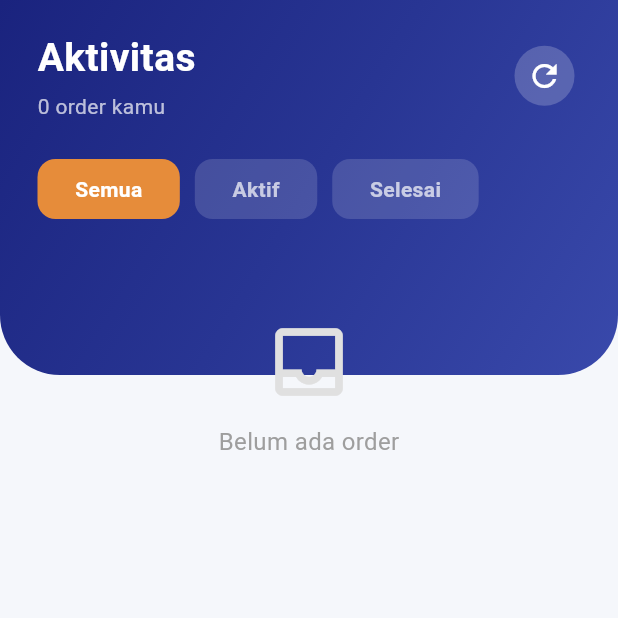
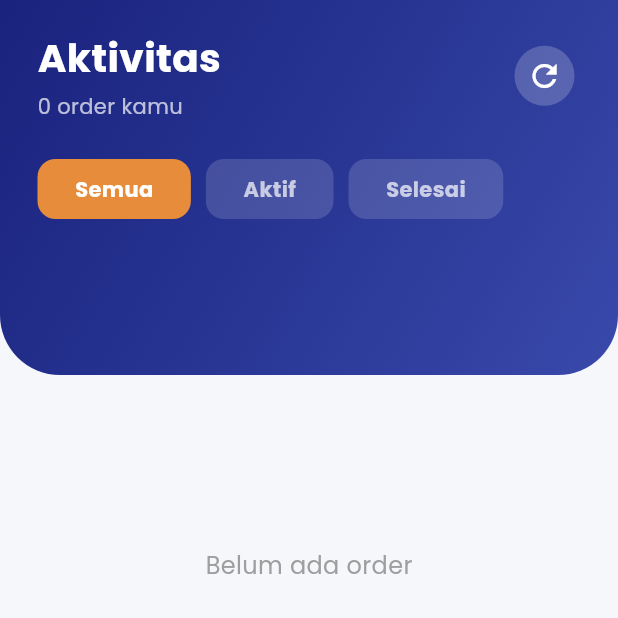
Before and after one commit to triaanandafh/TrimaJadi-PBL, a Flutter app: the OrderPage screen opened directly, on a phone screen of 412 x 824 dp, the top half of it. Run offline on Flutter 3.47's test engine with Material 3 defaults, Android fonts, the phone set to English and light mode, and no system bars; our stand-ins replace file_picker, google_fonts, image_picker, supabase_flutter; accounts and stored records are empty.

Commit message:
Perubahan Font (Poppins)

```diff
--- a/lib/main.dart
+++ b/lib/main.dart
@@ -2,6 +2,7 @@ import 'package:flutter/material.dart';
 import 'package:flutter/services.dart';
 import 'pages/onboarding_page.dart';
 import 'package:supabase_flutter/supabase_flutter.dart';
+import 'package:google_fonts/google_fonts.dart';
 
 void main() async {
   WidgetsFlutterBinding.ensureInitialized();
@@ -25,6 +26,10 @@ class MyApp extends StatelessWidget {
   Widget build(BuildContext context) {
     return MaterialApp(
       debugShowCheckedModeBanner: false,
+      theme: ThemeData(
+        textTheme: GoogleFonts.poppinsTextTheme(),
+        useMaterial3: true,
+      ),
       home: const OnboardingPage(),
     );
   }
--- a/lib/pages/onboarding_page.dart
+++ b/lib/pages/onboarding_page.dart
@@ -19,7 +19,7 @@ class OnboardingPage extends StatelessWidget {
             ),
             child: Image.asset(
               "assets/images/onboarding.png",
-              height: 400,
+              height: 380,
               width: double.infinity,
               fit: BoxFit.cover,
             ),
@@ -46,13 +46,13 @@ class OnboardingPage extends StatelessWidget {
               "dan selesaikan semuanya dengan mudah dan aman.",
               textAlign: TextAlign.center,
               style: TextStyle(
-                fontSize: 13,
+                fontSize: 12,
                 color: Colors.grey,
               ),
             ),
           ),
 
-          const Spacer(),
+          const SizedBox(height: 20),
 
           // BUTTON SELLER / TALENT
           Padding(
--- a/lib/pages/order_page.dart
+++ b/lib/pages/order_page.dart
@@ -195,18 +195,12 @@ class _OrderPageState extends State<OrderPage> {
 
                         // --- EMPTY STATE ---
                         else if (_filteredOrders.isEmpty)
-                          Center(
-                            child: Padding(
-                              padding: const EdgeInsets.all(40),
-                              child: Column(
-                                children: [
-                                  Icon(Icons.inbox_outlined, size: 60, color: Colors.grey[300]),
-                                  const SizedBox(height: 12),
-                                  Text(
-                                    'Belum ada order',
-                                    style: TextStyle(color: Colors.grey[500], fontSize: 16),
-                                  ),
-                                ],
+                          SizedBox(
+                            height: MediaQuery.of(context).size.height * 0.5,
+                            child: Center(
+                              child: Text(
+                                'Belum ada order',
+                                style: TextStyle(color: Colors.grey[500], fontSize: 16),
                               ),
                             ),
                           )
--- a/pubspec.yaml
+++ b/pubspec.yaml
@@ -18,6 +18,7 @@ dependencies:
   http: ^1.2.0        # untuk HTTP request ke Duitku
   crypto: ^3.0.3      # untuk generate MD5 signature
   url_launcher: ^6.3.0 # untuk buka halaman pembayaran Duitku
+  google_fonts: ^6.2.1
 
 dev_dependencies:
   flutter_test:
```
Also changed, not shown: pubspec.lock.
